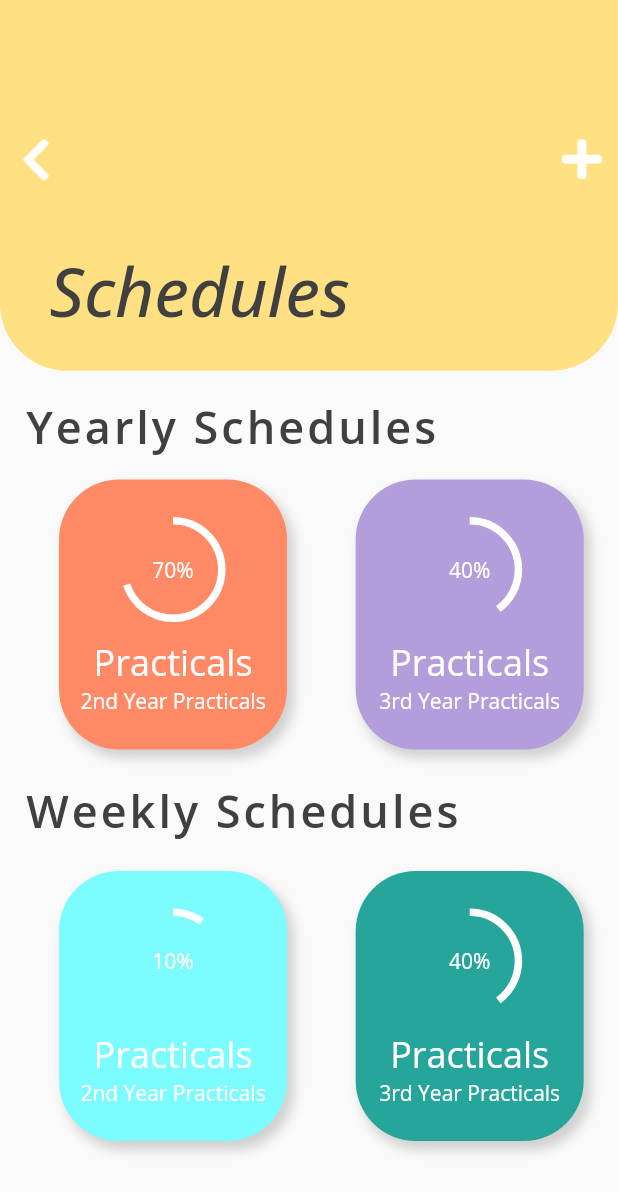
After one commit to ompatel11/planner, a Flutter app: the schedulesscreen screen opened by its route, on a phone screen of 412 x 824 dp. The commit adds this screen. Shown: the top 1192 px of the screen. Run offline on Flutter 3.47's test engine with Material 2 defaults, Android fonts, the phone set to English and light mode, and no system bars; drawn by our look-alikes of percent_indicator; our stand-ins replace flutter_svg, font_awesome_flutter, google_fonts.

Commit message:
Added Schedules Screen.

```diff
--- a/planner/lib/Constants/constants.dart
+++ b/planner/lib/Constants/constants.dart
@@ -5,3 +5,4 @@ Color textThemeColor = Color(0xff404040);
 Color redTaskColor = Color(0xffFF8A65);
 Color cyanTaskColor = Color(0xff7CFCFF);
 Color purpleTaskColor = Color(0xffB39DDB);
+Color greenTaskColor = Color(0xff26A69A);
--- a/planner/lib/Screens/home.dart
+++ b/planner/lib/Screens/home.dart
@@ -101,7 +101,9 @@ class _HomepageState extends State<Homepage> {
                             backgroundColor: blueThemeColor,
                             minRadius: 18,
                             maxRadius: 22,
-                            child: Center(child: IconButton(icon: FaIcon(FontAwesomeIcons.calendarDay,color: Colors.white,size: 24,), onPressed: null))),
+                            child: Center(child: IconButton(icon: FaIcon(FontAwesomeIcons.calendarDay,color: Colors.white,size: 24,), onPressed: (){
+                              Navigator.popAndPushNamed(context, '/schedulesscreen');
+                            }))),
                         )
                       ],
                     ),
--- /dev/null
+++ b/planner/lib/Screens/schedules.dart
@@ -0,0 +1,262 @@
+import 'package:flutter/material.dart';
+import 'package:font_awesome_flutter/font_awesome_flutter.dart';
+import 'package:google_fonts/google_fonts.dart';
+import 'package:percent_indicator/percent_indicator.dart';
+import 'package:planner/Constants/constants.dart';
+
+class schedulesscreen extends StatefulWidget {
+  @override
+  _schedulesscreenState createState() => _schedulesscreenState();
+}
+
+class _schedulesscreenState extends State<schedulesscreen> {
+  @override
+  Widget build(BuildContext context) {
+    double w = MediaQuery.of(context).size.width;
+    double h = MediaQuery.of(context).size.height;
+    return Scaffold(
+      body: Stack(
+        children: [
+          Align(
+            alignment: Alignment.topLeft,
+            child: Container(
+              height: h * 0.3,
+              decoration: BoxDecoration(
+                color: blueThemeColor,
+                borderRadius: BorderRadius.only(bottomLeft:Radius.circular(45),bottomRight:Radius.circular(45)),
+              ),
+              child: Column(
+                crossAxisAlignment: CrossAxisAlignment.start,
+                children: [
+                   Padding(
+                     padding:  EdgeInsets.only(top:h * 0.1),
+                     child: Row(
+                        mainAxisAlignment: MainAxisAlignment.spaceBetween,
+                        children: [
+                          IconButton(icon: FaIcon(FontAwesomeIcons.chevronLeft,color: Colors.white,size:32), onPressed: null),
+                          IconButton(icon: FaIcon(FontAwesomeIcons.plus,size:30,color: Colors.white,), onPressed: null)
+                        ],
+                      ),
+                   ),
+                   Padding(
+                     padding:  EdgeInsets.only(top:h*0.04,left:w * 0.08),
+                     child: Text("Schedules",
+                     style: GoogleFonts.openSans(
+                        fontSize: 45,
+                        fontWeight: FontWeight.w500,
+                        color: textThemeColor,
+                        fontStyle: FontStyle.italic
+                     ),),
+                   )
+                ],
+              ),
+            ),
+          ),
+          Align(
+            child: Padding(
+              padding:  EdgeInsets.only(top:h*0.32,left: w * 0.04),
+              child: Column(
+                crossAxisAlignment: CrossAxisAlignment.start,
+                children: [
+                  Text("Yearly Schedules",
+                  style: GoogleFonts.openSans(
+                    fontSize: 30,
+                    color: textThemeColor,
+                    fontStyle: FontStyle.normal,
+                    fontWeight: FontWeight.w600,
+                    letterSpacing: 2.0
+                  ),),
+                  SizedBox(height: 15.0,),
+                  Row(
+                    mainAxisAlignment: MainAxisAlignment.spaceAround,
+                    children: [
+                      Container(
+                              decoration: BoxDecoration(
+                                color: redTaskColor,
+                                borderRadius: BorderRadius.all(Radius.circular(40)),
+                                boxShadow: [
+                              BoxShadow(
+                                color: Colors.grey.withOpacity(0.45),
+                                spreadRadius: 0.5,
+                                blurRadius: 6,
+                                offset: Offset(4, 5),
+                              )]
+                              ),
+                              width: 152,
+                              height: 180,
+                              child: Column(
+                                children: [
+                                  SizedBox(height:25),
+                                  CircularPercentIndicator(
+                                    radius: 70,
+                                    lineWidth: 5.0,
+                                    percent: 0.7,
+                                    center: Text("70%",style: GoogleFonts.openSans(
+                                      color: Colors.white
+                                    )),
+                                    backgroundColor: redTaskColor,
+                                    progressColor: Colors.white,
+                                    ),
+                                    SizedBox(height: 10.0,),
+                                  Text("Practicals",
+                                  style: GoogleFonts.openSans(
+                                    fontSize: 24,
+                                    color: Colors.white
+                                  )),
+                                  Text("2nd Year Practicals",
+                                  style: GoogleFonts.openSans(
+                                    fontSize: 14,
+                                    color: Colors.white
+                                  ))
+                                ],
+                              ),
+                            ),
+                            Container(
+                              decoration: BoxDecoration(
+                                color: purpleTaskColor,
+                                borderRadius: BorderRadius.all(Radius.circular(40)),
+                                boxShadow: [
+                              BoxShadow(
+                                color: Colors.grey.withOpacity(0.45),
+                                spreadRadius: 0.5,
+                                blurRadius: 6,
+                                offset: Offset(4, 5),
+                              )]
+                              ),
+                              width: 152,
+                              height: 180,
+                              child: Column(
+                                children: [
+                                  SizedBox(height:25),
+                                  CircularPercentIndicator(
+                                    radius: 70,
+                                    lineWidth: 5.0,
+                                    percent: 0.4,
+                                    center: Text("40%",style: GoogleFonts.openSans(
+                                      color: Colors.white
+                                    )),
+                                    backgroundColor: purpleTaskColor,
+                                    progressColor: Colors.white,
+                                  ),
+                                  SizedBox(height: 10.0,),
+                                  Text("Practicals",
+                                  style: GoogleFonts.openSans(
+                                    fontSize: 24,
+                                    color: Colors.white
+                                  )),
+                                  Text("3rd Year Practicals",
+                                  style: GoogleFonts.openSans(
+                                    fontSize: 14,
+                                    color: Colors.white
+                                  ))
+                                ],
+                              ),
+                            ),
+                    ],
+                  ),
+                  SizedBox(height: 20.0,),
+                  Text("Weekly Schedules",
+                  style: GoogleFonts.openSans(
+                    fontSize: 30,
+                    color: textThemeColor,
+                    fontStyle: FontStyle.normal,
+                    fontWeight: FontWeight.w600,
+                    letterSpacing: 2.0
+                  ),),
+                  SizedBox(height: 20.0,),
+                  Row(
+                    mainAxisAlignment: MainAxisAlignment.spaceAround,
+                    children: [
+                      Container(
+                              decoration: BoxDecoration(
+                                color: cyanTaskColor,
+                                borderRadius: BorderRadius.all(Radius.circular(40)),
+                                boxShadow: [
+                              BoxShadow(
+                                color: Colors.grey.withOpacity(0.45),
+                                spreadRadius: 0.5,
+                                blurRadius: 6,
+                                offset: Offset(4, 5),
+                              )]
+                              ),
+                              width: 152,
+                              height: 180,
+                              child: Column(
+                                children: [
+                                  SizedBox(height:25),
+                                  CircularPercentIndicator(
+                                    radius: 70,
+                                    lineWidth: 5.0,
+                                    percent: 0.1,
+                                    center: Text("10%",style: GoogleFonts.openSans(
+                                      color: Colors.white
+                                    )),
+                                    backgroundColor: cyanTaskColor,
+                                    progressColor: Colors.white,
+                                    ),
+                                    SizedBox(height: 10.0,),
+                                  Text("Practicals",
+                                  style: GoogleFonts.openSans(
+                                    fontSize: 24,
+                                    color: Colors.white
+                                  )),
+                                  Text("2nd Year Practicals",
+                                  style: GoogleFonts.openSans(
+                                    fontSize: 14,
+                                    color: Colors.white
+                                  ))
+                                ],
+                              ),
+                            ),
+                            Container(
+                              decoration: BoxDecoration(
+                                color: greenTaskColor,
+                                borderRadius: BorderRadius.all(Radius.circular(40)),
+                                boxShadow: [
+                              BoxShadow(
+                                color: Colors.grey.withOpacity(0.45),
+                                spreadRadius: 0.5,
+                                blurRadius: 6,
+                                offset: Offset(4, 5),
+                              )]
+                              ),
+                              width: 152,
+                              height: 180,
+                              child: Column(
+                                children: [
+                                  SizedBox(height:25),
+                                  CircularPercentIndicator(
+                                    radius: 70,
+                                    lineWidth: 5.0,
+                                    percent: 0.4,
+                                    center: Text("40%",style: GoogleFonts.openSans(
+                                      color: Colors.white
+                                    )),
+                                    backgroundColor: greenTaskColor,
+                                    progressColor: Colors.white,
+                                  ),
+                                  SizedBox(height: 10.0,),
+                                  Text("Practicals",
+                                  style: GoogleFonts.openSans(
+                                    fontSize: 24,
+                                    color: Colors.white
+                                  )),
+                                  Text("3rd Year Practicals",
+                                  style: GoogleFonts.openSans(
+                                    fontSize: 14,
+                                    color: Colors.white
+                                  ))
+                                ],
+                              ),
+                            ),
+                    ],
+                  ),
+                ],
+              ),
+            ),
+          )
+        ],
+      ),
+    );
+  }
+}
--- a/planner/lib/main.dart
+++ b/planner/lib/main.dart
@@ -3,6 +3,7 @@ import 'package:planner/Screens/app.dart';
 import 'package:planner/Screens/home.dart';
 import 'package:planner/Screens/login.dart';
 import 'package:planner/Screens/mainlandingpage.dart';
+import 'package:planner/Screens/schedules.dart';
 import 'package:planner/Screens/signup.dart';
 
 void main() {
@@ -20,6 +21,7 @@ class MyApp extends StatelessWidget {
         '/landingpage':(context)=> Landingpage(),
         '/signup':(context)=> SignupScreen(),
         '/login':(context)=> LoginScreen(),
+        '/schedulesscreen':(context) => schedulesscreen(),
       },
       home: Wrapper(),
     );
```
